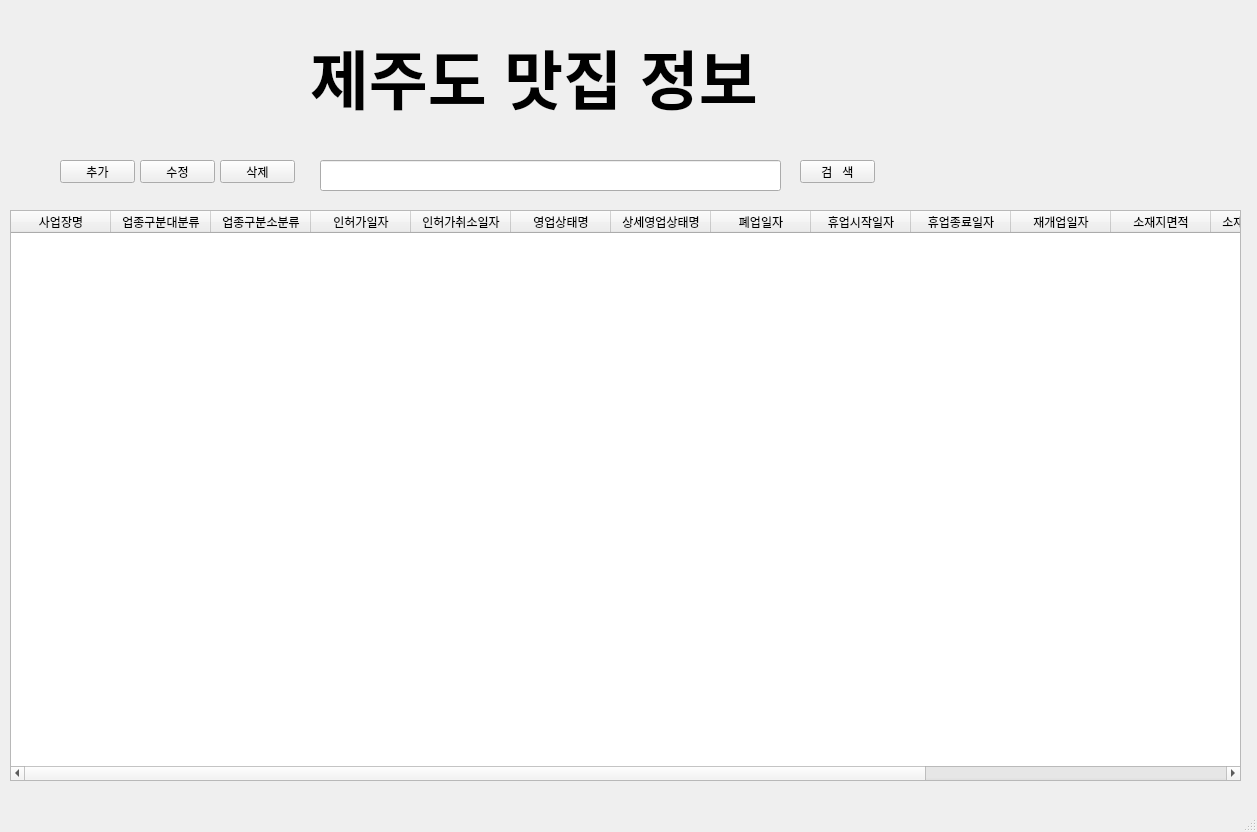
First picture: the form in jeju.ui, repository Meoung-eun/jejudo, before the edit.
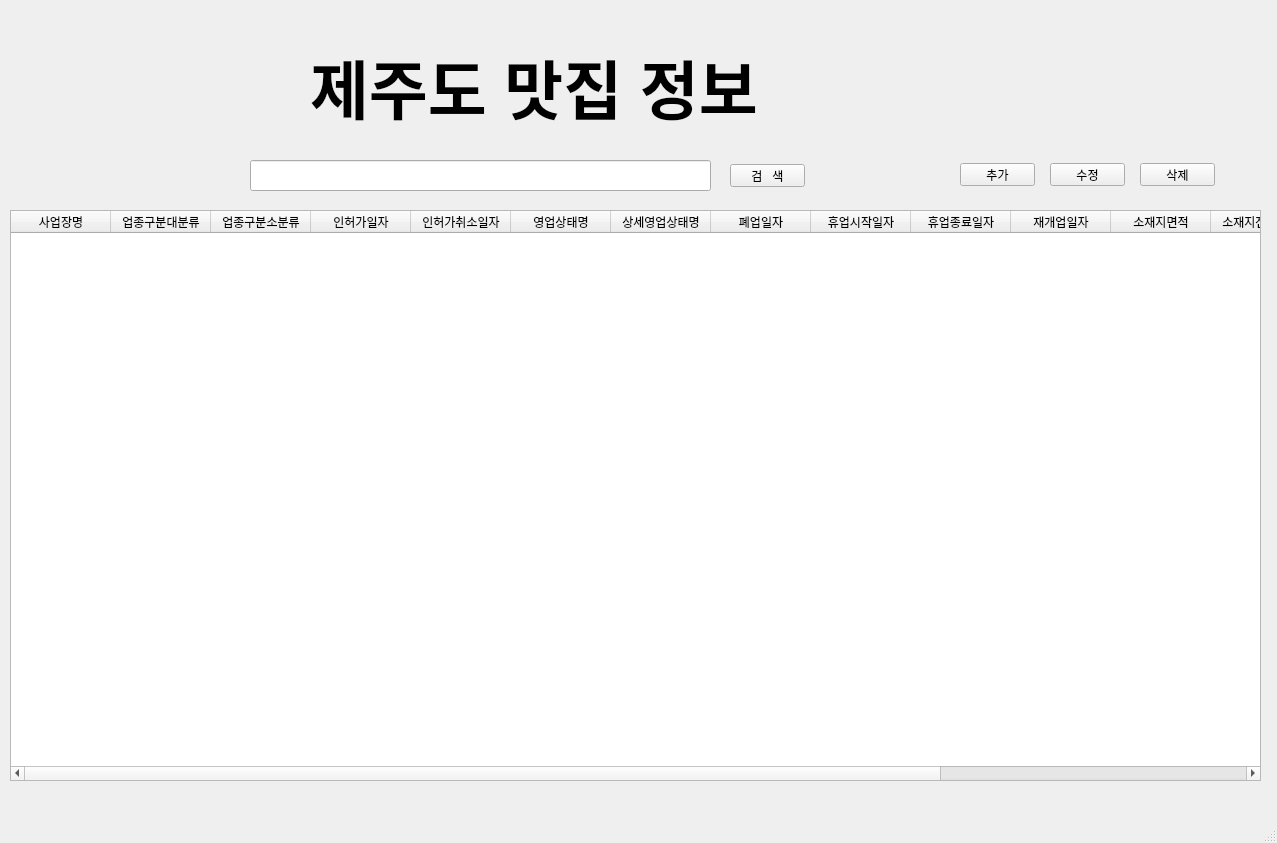
Second picture: the form after the edit.

Commit message: ui 최종

```diff
--- a/jeju.ui
+++ b/jeju.ui
@@ -6,8 +6,8 @@
    <rect>
     <x>0</x>
     <y>0</y>
-    <width>1257</width>
-    <height>832</height>
+    <width>1277</width>
+    <height>843</height>
    </rect>
   </property>
   <property name="windowTitle">
@@ -17,8 +17,8 @@
    <widget class="QPushButton" name="btn_search">
     <property name="geometry">
      <rect>
-      <x>800</x>
-      <y>160</y>
+      <x>730</x>
+      <y>164</y>
       <width>75</width>
       <height>23</height>
      </rect>
@@ -31,7 +31,7 @@
     <property name="geometry">
      <rect>
       <x>310</x>
-      <y>20</y>
+      <y>30</y>
       <width>581</width>
       <height>111</height>
      </rect>
@@ -52,7 +52,7 @@
    <widget class="QLineEdit" name="lineEdit">
     <property name="geometry">
      <rect>
-      <x>320</x>
+      <x>250</x>
       <y>160</y>
       <width>461</width>
       <height>31</height>
@@ -62,8 +62,8 @@
    <widget class="QPushButton" name="btn_del">
     <property name="geometry">
      <rect>
-      <x>220</x>
-      <y>160</y>
+      <x>1140</x>
+      <y>163</y>
       <width>75</width>
       <height>23</height>
      </rect>
@@ -75,8 +75,8 @@
    <widget class="QPushButton" name="btn_add">
     <property name="geometry">
      <rect>
-      <x>60</x>
-      <y>160</y>
+      <x>960</x>
+      <y>163</y>
       <width>75</width>
       <height>23</height>
      </rect>
@@ -88,8 +88,8 @@
    <widget class="QPushButton" name="btn_edit">
     <property name="geometry">
      <rect>
-      <x>140</x>
-      <y>160</y>
+      <x>1050</x>
+      <y>163</y>
       <width>75</width>
       <height>23</height>
      </rect>
@@ -103,7 +103,7 @@
      <rect>
       <x>10</x>
       <y>210</y>
-      <width>1231</width>
+      <width>1251</width>
       <height>571</height>
      </rect>
     </property>
```
